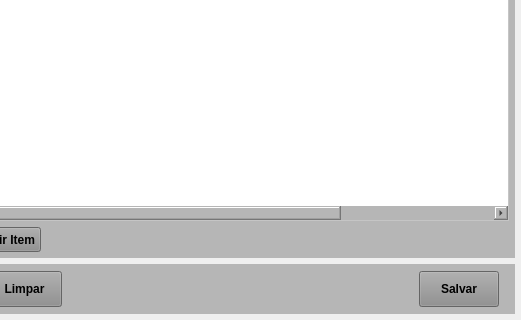
Above: forms/tela_estrut_incluir_v2.ui from Azevedo84/erp_suzuki before the change; both pictures show x 579 to 1100 and y 400 to 720 of the 1100 by 720 pixel window. Below: the same form after it.
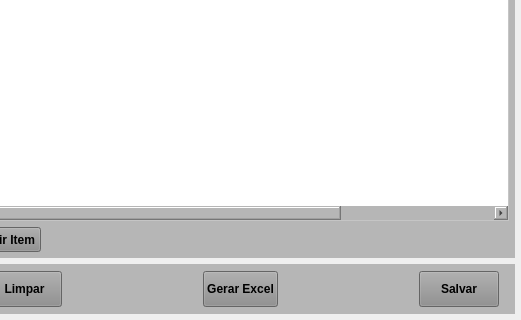
That is the form after the change.

Patch:
```diff
--- a/forms/tela_estrut_incluir_v2.ui
+++ b/forms/tela_estrut_incluir_v2.ui
@@ -3109,6 +3109,66 @@
             </property>
            </widget>
           </item>
+          <item>
+           <widget class="QLabel" name="label_5">
+            <property name="text">
+             <string/>
+            </property>
+            <property name="alignment">
+             <set>Qt::AlignRight|Qt::AlignTrailing|Qt::AlignVCenter</set>
+            </property>
+           </widget>
+          </item>
+          <item>
+           <widget class="QPushButton" name="btn_Excel">
+            <property name="sizePolicy">
+             <sizepolicy hsizetype="Fixed" vsizetype="Preferred">
+              <horstretch>0</horstretch>
+              <verstretch>0</verstretch>
+             </sizepolicy>
+            </property>
+            <property name="maximumSize">
+             <size>
+              <width>75</width>
+              <height>16777215</height>
+             </size>
+            </property>
+            <property name="font">
+             <font>
+              <pointsize>9</pointsize>
+              <weight>75</weight>
+              <bold>true</bold>
+             </font>
+            </property>
+            <property name="cursor">
+             <cursorShape>PointingHandCursor</cursorShape>
+            </property>
+            <property name="layoutDirection">
+             <enum>Qt::LeftToRight</enum>
+            </property>
+            <property name="autoFillBackground">
+             <bool>false</bool>
+            </property>
+            <property name="styleSheet">
+             <string notr="true">background-color: rgb(141, 141, 141);</string>
+            </property>
+            <property name="text">
+             <string>Gerar Excel</string>
+            </property>
+            <property name="checkable">
+             <bool>false</bool>
+            </property>
+            <property name="autoDefault">
+             <bool>false</bool>
+            </property>
+            <property name="default">
+             <bool>false</bool>
+            </property>
+            <property name="flat">
+             <bool>false</bool>
+            </property>
+           </widget>
+          </item>
           <item>
            <widget class="QLabel" name="label_40">
             <property name="text">
```
